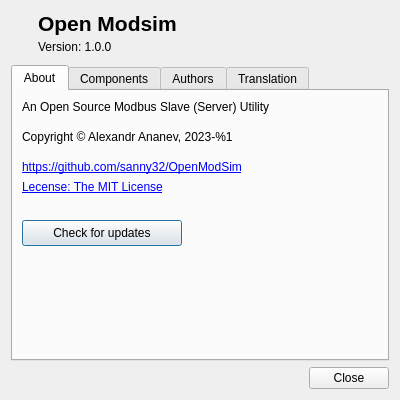
Above: src/dialogs/dialogabout.ui from sanny32/OpenModSim before the change. Below: the same form after it.
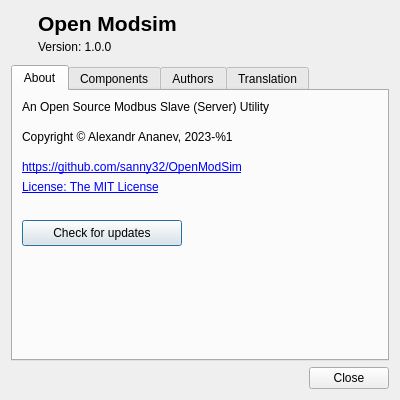
That is the form after the change. Icons and pictures are not drawn. Custom widgets are drawn as their Qt base class.

Commit message:
Add ThemeMode preference label and fix license text in About dialog
- Added translation for "ThemeMode" preference label in applogger.cpp.
- Corrected the spelling of "License" in the About dialog's HTML text in dialogabout.ui.
- Updated Russian, Simplified Chinese, and Traditional Chinese translation files to reflect the changes in the About dialog and added translations for the new ThemeMode label.

The edit to the form file:
```diff
--- a/src/dialogs/dialogabout.ui
+++ b/src/dialogs/dialogabout.ui
@@ -183,7 +183,7 @@
           <cursorShape>PointingHandCursor</cursorShape>
          </property>
          <property name="text">
-          <string>&lt;html&gt;&lt;head/&gt;&lt;body&gt;&lt;a href=&quot;#&quot;&gt;Lecense: The MIT License&lt;/a&gt;&lt;/body&gt;&lt;/html&gt;</string>
+          <string>&lt;html&gt;&lt;head/&gt;&lt;body&gt;&lt;a href=&quot;#&quot;&gt;License: The MIT License&lt;/a&gt;&lt;/body&gt;&lt;/html&gt;</string>
          </property>
         </widget>
        </item>
```
The commit also changes 7 other files.
